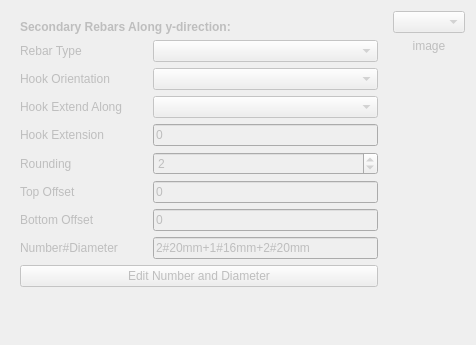
First picture: the form in ColumnReinforcement/SecYDirRebars.ui, repository amrit3701/FreeCAD-Reinforcement, before the edit.
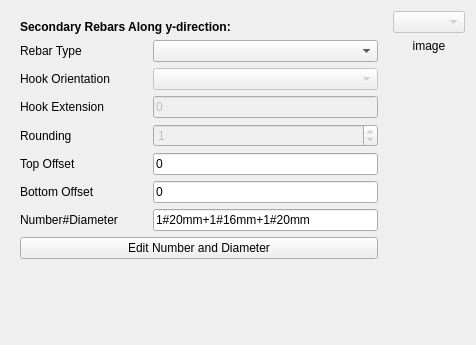
Second picture: the form after the edit. Custom widgets are drawn as their Qt base class.

Commit message:
Create secondary rebars
Changes:
- Create secondary rebars along xdir and ydir
- Removed property hook_extend_along from ui related to xdir and ydir
rebars

```diff
--- a/ColumnReinforcement/SecYDirRebars.ui
+++ b/ColumnReinforcement/SecYDirRebars.ui
@@ -3,7 +3,7 @@
  <class>Form</class>
  <widget class="QWidget" name="Form">
   <property name="enabled">
-   <bool>false</bool>
+   <bool>true</bool>
   </property>
   <property name="geometry">
    <rect>
@@ -70,27 +70,24 @@
        </widget>
       </item>
       <item row="2" column="1">
-       <widget class="Gui::PrefComboBox" name="ydir_rebars_hookOrientation"/>
+       <widget class="Gui::PrefComboBox" name="ydir_rebars_hookOrientation">
+        <property name="enabled">
+         <bool>false</bool>
+        </property>
+       </widget>
       </item>
       <item row="3" column="0">
-       <widget class="QLabel" name="ydir_rebars_hookExtendAlongLabel">
-        <property name="text">
-         <string>Hook Extend Along</string>
-        </property>
-       </widget>
-      </item>
-      <item row="3" column="1">
-       <widget class="Gui::PrefComboBox" name="ydir_rebars_hookExtendAlong"/>
-      </item>
-      <item row="4" column="0">
        <widget class="QLabel" name="ydir_rebars_hookExtensionLabel">
         <property name="text">
          <string>Hook Extension</string>
         </property>
        </widget>
       </item>
-      <item row="4" column="1">
+      <item row="3" column="1">
        <widget class="Gui::InputField" name="ydir_rebars_hookExtension">
+        <property name="enabled">
+         <bool>false</bool>
+        </property>
         <property name="text">
          <string>0 </string>
         </property>
@@ -99,28 +96,31 @@
         </property>
        </widget>
       </item>
-      <item row="5" column="0">
+      <item row="4" column="0">
        <widget class="QLabel" name="ydir_rebars_roundingLabel">
         <property name="text">
          <string>Rounding</string>
         </property>
        </widget>
       </item>
-      <item row="5" column="1">
+      <item row="4" column="1">
        <widget class="Gui::PrefSpinBox" name="ydir_rebars_rounding">
+        <property name="enabled">
+         <bool>false</bool>
+        </property>
         <property name="value">
-         <number>2</number>
+         <number>1</number>
         </property>
        </widget>
       </item>
-      <item row="7" column="0">
+      <item row="6" column="0">
        <widget class="QLabel" name="ydir_rebars_topOffsetLabel">
         <property name="text">
          <string>Top Offset</string>
         </property>
        </widget>
       </item>
-      <item row="7" column="1">
+      <item row="6" column="1">
        <widget class="Gui::InputField" name="ydir_rebars_topOffset">
         <property name="text">
          <string>0 </string>
@@ -130,14 +130,14 @@
         </property>
        </widget>
       </item>
-      <item row="8" column="0">
+      <item row="7" column="0">
        <widget class="QLabel" name="ydir_rebars_bottomOffsetLabel">
         <property name="text">
          <string>Bottom Offset</string>
         </property>
        </widget>
       </item>
-      <item row="8" column="1">
+      <item row="7" column="1">
        <widget class="Gui::InputField" name="ydir_rebars_bottomOffset">
         <property name="text">
          <string>0 </string>
@@ -147,27 +147,27 @@
         </property>
        </widget>
       </item>
-      <item row="9" column="0">
+      <item row="8" column="0">
        <widget class="QLabel" name="ydir_rebars_numberDiameterLabel">
         <property name="text">
          <string>Number#Diameter</string>
         </property>
        </widget>
       </item>
-      <item row="9" column="1">
+      <item row="8" column="1">
        <widget class="Gui::PrefLineEdit" name="ydir_rebars_numberDiameter">
         <property name="enabled">
-         <bool>false</bool>
+         <bool>true</bool>
         </property>
         <property name="focusPolicy">
          <enum>Qt::StrongFocus</enum>
         </property>
         <property name="text">
-         <string>2#20mm+1#16mm+2#20mm</string>
+         <string>1#20mm+1#16mm+1#20mm</string>
         </property>
        </widget>
       </item>
-      <item row="10" column="0" colspan="2">
+      <item row="9" column="0" colspan="2">
        <widget class="QPushButton" name="ydir_rebars_editNumberDiameter">
         <property name="text">
          <string>Edit Number and Diameter</string>
```
The commit also changes 5 other files.
